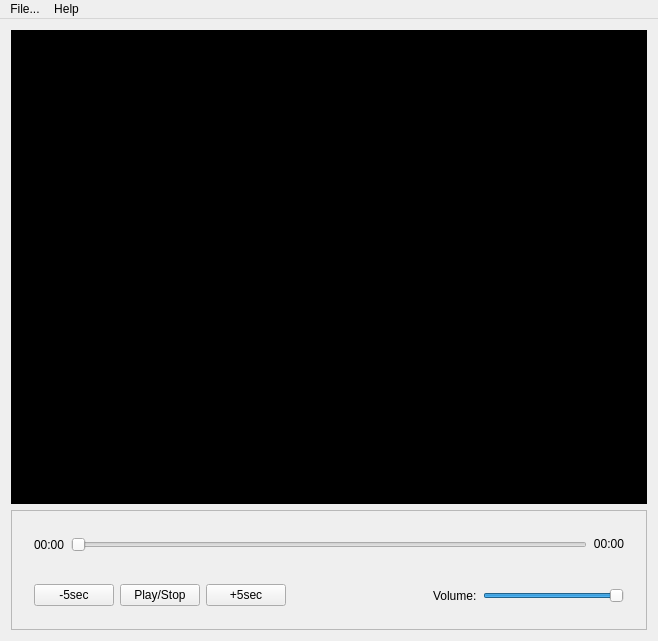
YuriiShemberko/QtEdge, file src/ui/QEdgeMainWindow.ui: the form before one commit.
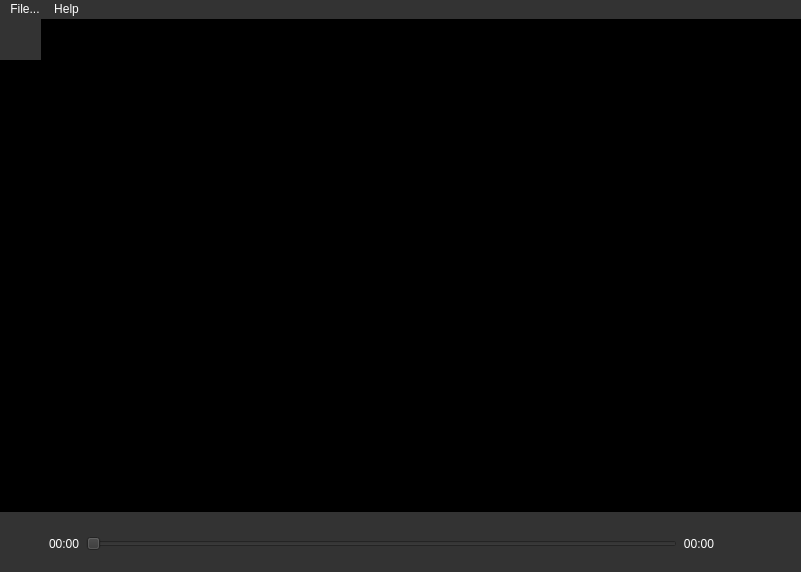
The form after the commit. Icons and pictures are not drawn. Custom widgets are drawn as their Qt base class.

What changed in the file:
```diff
--- a/src/ui/QEdgeMainWindow.ui
+++ b/src/ui/QEdgeMainWindow.ui
@@ -6,16 +6,64 @@
    <rect>
     <x>0</x>
     <y>0</y>
-    <width>658</width>
-    <height>641</height>
+    <width>801</width>
+    <height>572</height>
    </rect>
   </property>
+  <property name="minimumSize">
+   <size>
+    <width>400</width>
+    <height>300</height>
+   </size>
+  </property>
   <property name="windowTitle">
    <string>QEdgeMainWindow</string>
   </property>
+  <property name="styleSheet">
+   <string notr="true">QWidget {
+	background-color: #333333;
+}
+
+QPushButton {
+	background-color: #333333;
+	color: #FFFFFF;
+	border: none;
+}
+
+QPushButton:hover {
+	qproperty-icon: url(&quot;:/img/resources/play_hover.png&quot;);
+}
+
+QLabel { 
+	color: #FFFFFF;
+}
+
+QMenuBar::item {
+	color: #FFFFFF;
+}
+
+ QMenu::item {
+ color: #FFFFFF;
+ }</string>
+  </property>
   <widget class="QWidget" name="central_widget">
-   <layout class="QVBoxLayout" name="verticalLayout_2">
-    <item>
+   <layout class="QGridLayout" name="gridLayout">
+    <property name="leftMargin">
+     <number>0</number>
+    </property>
+    <property name="topMargin">
+     <number>0</number>
+    </property>
+    <property name="rightMargin">
+     <number>0</number>
+    </property>
+    <property name="bottomMargin">
+     <number>0</number>
+    </property>
+    <property name="spacing">
+     <number>0</number>
+    </property>
+    <item row="0" column="0" colspan="4">
      <widget class="QEdgeFrameView" name="frame_area" native="true">
       <property name="sizePolicy">
        <sizepolicy hsizetype="Expanding" vsizetype="Expanding">
@@ -29,8 +77,8 @@
       <widget class="QWidget" name="play_stop_widget" native="true">
        <property name="geometry">
         <rect>
-         <x>10</x>
-         <y>10</y>
+         <x>0</x>
+         <y>0</y>
          <width>41</width>
          <height>41</height>
         </rect>
@@ -38,124 +86,146 @@
       </widget>
      </widget>
     </item>
-    <item>
-     <widget class="QFrame" name="widget_controls">
-      <property name="frameShape">
-       <enum>QFrame::StyledPanel</enum>
+    <item row="1" column="1" rowspan="2">
+     <widget class="QWidget" name="widget_btns" native="true">
+      <property name="minimumSize">
+       <size>
+        <width>0</width>
+        <height>60</height>
+       </size>
       </property>
-      <property name="frameShadow">
-       <enum>QFrame::Raised</enum>
+      <property name="maximumSize">
+       <size>
+        <width>16777215</width>
+        <height>45</height>
+       </size>
       </property>
-      <layout class="QVBoxLayout" name="verticalLayout">
+      <layout class="QHBoxLayout" name="horizontalLayout">
+       <property name="topMargin">
+        <number>0</number>
+       </property>
        <item>
-        <widget class="QWidget" name="widget_time" native="true">
+        <widget class="QEdgeButton" name="btn_play_stop">
          <property name="minimumSize">
           <size>
-           <width>0</width>
-           <height>45</height>
+           <width>32</width>
+           <height>32</height>
           </size>
          </property>
-         <layout class="QGridLayout" name="gridLayout">
-          <property name="verticalSpacing">
-           <number>5</number>
-          </property>
-          <item row="2" column="2">
-           <widget class="QLabel" name="label_time_total">
-            <property name="text">
-             <string>00:00</string>
-            </property>
-            <property name="alignment">
-             <set>Qt::AlignRight|Qt::AlignTop|Qt::AlignTrailing</set>
-            </property>
-           </widget>
-          </item>
-          <item row="2" column="1">
-           <widget class="QSlider" name="time_slider">
-            <property name="orientation">
-             <enum>Qt::Horizontal</enum>
-            </property>
-           </widget>
-          </item>
-          <item row="2" column="0">
-           <widget class="QLabel" name="label_time">
-            <property name="text">
-             <string>00:00</string>
-            </property>
-           </widget>
-          </item>
-         </layout>
+         <property name="maximumSize">
+          <size>
+           <width>32</width>
+           <height>32</height>
+          </size>
+         </property>
+         <property name="focusPolicy">
+          <enum>Qt::NoFocus</enum>
+         </property>
+         <property name="text">
+          <string/>
+         </property>
+         <property name="iconSize">
+          <size>
+           <width>32</width>
+           <height>32</height>
+          </size>
+         </property>
+         <property name="flat">
+          <bool>true</bool>
+         </property>
         </widget>
        </item>
        <item>
-        <widget class="QWidget" name="widget_btns" native="true">
+        <widget class="QLabel" name="label_time">
+         <property name="text">
+          <string>00:00</string>
+         </property>
+        </widget>
+       </item>
+       <item>
+        <widget class="QSlider" name="time_slider">
+         <property name="cursor">
+          <cursorShape>PointingHandCursor</cursorShape>
+         </property>
+         <property name="orientation">
+          <enum>Qt::Horizontal</enum>
+         </property>
+        </widget>
+       </item>
+       <item>
+        <widget class="QLabel" name="label_time_total">
+         <property name="text">
+          <string>00:00</string>
+         </property>
+         <property name="alignment">
+          <set>Qt::AlignRight|Qt::AlignTrailing|Qt::AlignVCenter</set>
+         </property>
+        </widget>
+       </item>
+       <item>
+        <widget class="QEdgeButton" name="btn_volume">
          <property name="minimumSize">
           <size>
-           <width>0</width>
-           <height>45</height>
+           <width>32</width>
+           <height>32</height>
           </size>
          </property>
          <property name="maximumSize">
           <size>
-           <width>16777215</width>
-           <height>45</height>
+           <width>32</width>
+           <height>32</height>
           </size>
          </property>
-         <layout class="QHBoxLayout" name="horizontalLayout">
-          <item>
-           <widget class="QPushButton" name="btn_back">
-            <property name="text">
-             <string>-5sec</string>
-            </property>
-           </widget>
-          </item>
-          <item>
-           <widget class="QPushButton" name="btn_play_stop">
-            <property name="text">
-             <string>Play/Stop</string>
-            </property>
-           </widget>
-          </item>
-          <item>
-           <widget class="QPushButton" name="btn_forward">
-            <property name="text">
-             <string>+5sec</string>
-            </property>
-           </widget>
-          </item>
-          <item>
-           <spacer name="horizontalSpacer_3">
-            <property name="orientation">
-             <enum>Qt::Horizontal</enum>
-            </property>
-            <property name="sizeHint" stdset="0">
-             <size>
-              <width>4</width>
-              <height>19</height>
-             </size>
-            </property>
-           </spacer>
-          </item>
-          <item>
-           <widget class="QLabel" name="label">
-            <property name="text">
-             <string>Volume:</string>
-            </property>
-           </widget>
-          </item>
-          <item>
-           <widget class="QSlider" name="volume_slider">
-            <property name="maximum">
-             <number>100</number>
-            </property>
-            <property name="value">
-             <number>100</number>
-            </property>
-            <property name="orientation">
-             <enum>Qt::Horizontal</enum>
-            </property>
-           </widget>
-          </item>
-         </layout>
+         <property name="focusPolicy">
+          <enum>Qt::TabFocus</enum>
+         </property>
+         <property name="text">
+          <string/>
+         </property>
+         <property name="iconSize">
+          <size>
+           <width>32</width>
+           <height>32</height>
+          </size>
+         </property>
+         <property name="flat">
+          <bool>true</bool>
+         </property>
+        </widget>
+       </item>
+       <item>
+        <widget class="QEdgeButton" name="btn_fullscreen">
+         <property name="minimumSize">
+          <size>
+           <width>32</width>
+           <height>32</height>
+          </size>
+         </property>
+         <property name="maximumSize">
+          <size>
+           <width>32</width>
+           <height>32</height>
+          </size>
+         </property>
+         <property name="focusPolicy">
+          <enum>Qt::NoFocus</enum>
+         </property>
+         <property name="text">
+          <string/>
+         </property>
+         <property name="icon">
+          <iconset resource="../../resources.qrc">
+           <normaloff>:/img/resources/play.png</normaloff>:/img/resources/play.png</iconset>
+         </property>
+         <property name="iconSize">
+          <size>
+           <width>32</width>
+           <height>32</height>
+          </size>
+         </property>
+         <property name="flat">
+          <bool>true</bool>
+         </property>
         </widget>
        </item>
       </layout>
@@ -168,7 +238,7 @@
     <rect>
      <x>0</x>
      <y>0</y>
-     <width>658</width>
+     <width>801</width>
      <height>21</height>
     </rect>
    </property>
@@ -207,6 +277,11 @@
    <header location="global">ui/QEdgeFrameView.h</header>
    <container>1</container>
   </customwidget>
+  <customwidget>
+   <class>QEdgeButton</class>
+   <extends>QPushButton</extends>
+   <header>ui/QEdgeButton.h</header>
+  </customwidget>
  </customwidgets>
  <resources/>
  <connections/>
```
Left out of the diff: 4 changed lines with no effect on the pictures.
